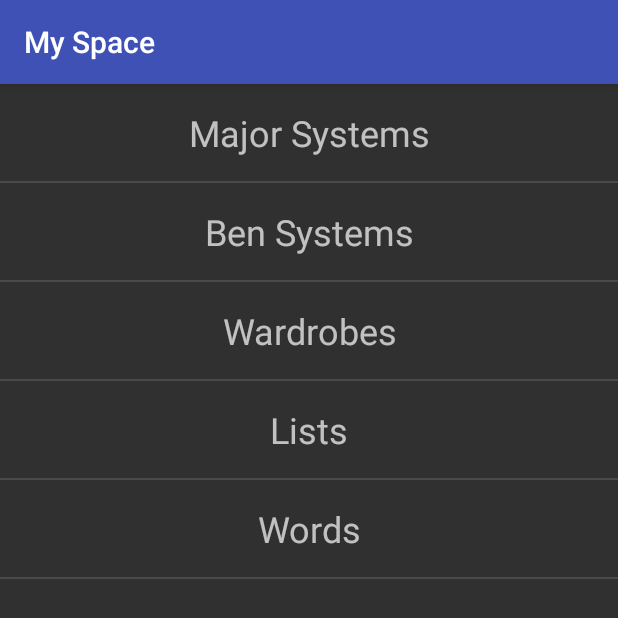
After one commit to Baavlibuch/Memory-Assistant, an Android app: the MySpace screen opened directly, with no data from a screen before it, on a phone screen of 412 x 824 dp. The commit adds this screen. Shown: the top 618 px of the screen. Run offline under Robolectric (Android 15) with nearby library versions, the phone set to English and light mode, and no system bars.

Commit message:
0.5.1        My Space added

```diff
--- a/app/src/main/AndroidManifest.xml
+++ b/app/src/main/AndroidManifest.xml
@@ -84,7 +84,9 @@
             android:name=".disciplines.Letters"
             android:configChanges="orientation|screenSize"
             android:screenOrientation="portrait" />
-        <activity android:name=".main.Apply"></activity>
+        <activity android:name=".main.Apply" />
+        <activity android:name=".mySpace.MySpace" />
+        <activity android:name=".mySpace.WriteFile"></activity>
     </application>
 
 </manifest>
--- a/app/src/main/java/com/maniksejwal/memoryathletes/disciplines/Words.java
+++ b/app/src/main/java/com/maniksejwal/memoryathletes/disciplines/Words.java
@@ -88,7 +88,7 @@ public class Words extends Disciplines {
             setContentView(R.layout.activity_disciplines);
 
             setButtons();
-            ((EditText) findViewById(R.id.no_of_values)).setHint(getString(R.string.enter) + " " + getString(R.string.words));
+            ((EditText) findViewById(R.id.no_of_values)).setHint(getString(R.string.enter) + " " + getString(R.string.words_small));
             Words.this.getWindow().setSoftInputMode(WindowManager.LayoutParams.SOFT_INPUT_STATE_ALWAYS_HIDDEN);
         }
     }
--- a/app/src/main/java/com/maniksejwal/memoryathletes/main/Apply.java
+++ b/app/src/main/java/com/maniksejwal/memoryathletes/main/Apply.java
@@ -82,7 +82,6 @@ public class Apply extends AppCompatActivity {
         }
     }
 
-
     private String[] listAssetFiles(String path) {
 
         String[] list = new String[0];
--- a/app/src/main/java/com/maniksejwal/memoryathletes/main/MainActivity.java
+++ b/app/src/main/java/com/maniksejwal/memoryathletes/main/MainActivity.java
@@ -15,6 +15,7 @@ import android.widget.TextView;
 
 import com.maniksejwal.memoryathletes.R;
 import com.maniksejwal.memoryathletes.OpenFile.Recall;
+import com.maniksejwal.memoryathletes.mySpace.MySpace;
 
 import java.util.ArrayList;
 
@@ -55,6 +56,7 @@ public class MainActivity extends AppCompatActivity {
         list.add(new Item(R.string.practice, Practice.class));
         list.add(new Item(R.string.recall, Recall.class));
         list.add(new Item(R.string.apply, Apply.class));
+        list.add(new Item(R.string.my_space, MySpace.class));
         list.add(new Item(R.string.preferences, Preferences.class));
         list.add(new Item(R.string.get_pro, GetPro.class));
         Log.i(TAG, "List set!");
@@ -64,8 +66,8 @@ public class MainActivity extends AppCompatActivity {
         int mItem;
         Class mClass;
 
-        Item(int item, Class class1) {
-            mItem = item;
+        Item(int itemName, Class class1) {
+            mItem = itemName;
             mClass = class1;
             Log.i(TAG, "Item set!");
         }
--- /dev/null
+++ b/app/src/main/java/com/maniksejwal/memoryathletes/mySpace/MySpace.java
@@ -0,0 +1,153 @@
+package com.maniksejwal.memoryathletes.mySpace;
+
+import android.app.Activity;
+import android.content.Intent;
+import android.os.Bundle;
+import android.support.v7.app.AppCompatActivity;
+import android.util.Log;
+import android.view.LayoutInflater;
+import android.view.View;
+import android.view.ViewGroup;
+import android.widget.AdapterView;
+import android.widget.ArrayAdapter;
+import android.widget.ListView;
+import android.widget.RelativeLayout;
+import android.widget.TextView;
+import android.widget.Toast;
+
+import com.maniksejwal.memoryathletes.R;
+
+import java.io.File;
+import java.util.ArrayList;
+
+public class MySpace extends AppCompatActivity {
+    private static final String LOG_TAG = "\tMySpace :";
+    int listViewId = 0;
+    File dir = null;
+
+    @Override
+    protected void onCreate(Bundle savedInstanceState) {
+        super.onCreate(savedInstanceState);
+        setContentView(R.layout.activity_my_space);
+        setTitle(R.string.my_space);
+        Intent intent = getIntent();
+        //path = intent.getStringExtra(getString(R.string.apply));
+        Log.v(LOG_TAG, "Title Set");
+
+        setAdapter();
+    }
+
+    public void setAdapter() {
+        Log.v(LOG_TAG, "setAdapter started");
+        ArrayList<Item> arrayList = new ArrayList<>();
+        if (listViewId == 0) arrayList = setList();
+        else {
+            File[] files = dir.listFiles();
+            if (files==null){
+                Toast.makeText(this, "file List is null", Toast.LENGTH_SHORT).show();
+                return;
+            }
+            if (files.length == 0){
+                Toast.makeText(this, "Empty", Toast.LENGTH_SHORT).show();
+                return;
+            } else {
+                for (File file : files) {
+                    Log.d(LOG_TAG, "FileName: " + file.getName());
+                    arrayList.add(new Item(file.getName(), WriteFile.class));
+                }
+            }
+        }
+        Log.v(LOG_TAG, "list set");
+        MySpaceAdapter adapter = new MySpaceAdapter(this, arrayList);
+        final ListView listView = new ListView(this);
+        listView.setLayoutParams(new RelativeLayout.LayoutParams(
+                RelativeLayout.LayoutParams.MATCH_PARENT, RelativeLayout.LayoutParams.MATCH_PARENT));
+        listView.setId(listViewId);
+        final RelativeLayout layout = (RelativeLayout) findViewById(R.id.my_space_linearLayout);
+        layout.addView(listView);
+        listView.setAdapter(adapter);
+        final ArrayList<Item> finalArrayList = arrayList;
+        listView.setOnItemClickListener(new AdapterView.OnItemClickListener() {
+            public void onItemClick(AdapterView<?> parent, final View view, int position, long id) {
+                Item item = finalArrayList.get(position);
+                if (listViewId == 0) {
+                    dir = new File(getFilesDir().getAbsolutePath() + File.separator + item.mItem);
+                    layout.findViewById(listViewId).setVisibility(View.GONE);
+                    listViewId++;
+                    setTitle(item.mItem);
+                    findViewById(R.id.floatingActionButton).setVisibility(View.VISIBLE);
+                    setAdapter();
+                } else {
+                    String fileName = getFilesDir().getAbsolutePath() + File.separator + getTitle();
+                    String name = item.mItem;
+                    Intent intent = new Intent(getApplicationContext(), WriteFile.class);
+                    intent.putExtra("header", item.mItem);
+                    intent.putExtra("fileString", name);
+                    intent.putExtra("path", fileName);
+                    File file = new File(fileName);
+                    boolean isDirectoryCreated = file.exists();
+                    if (!isDirectoryCreated) {
+                        isDirectoryCreated = file.mkdir();
+                    }
+                    if(isDirectoryCreated) {
+                        startActivity(intent);
+                    } else Toast.makeText(getApplicationContext(), "Couldn't create the directory", Toast.LENGTH_SHORT).show();
+                }
+            }
+        });
+    }
+
+    public void add(View view){
+        Intent intent = new Intent(getApplicationContext(), WriteFile.class);
+        intent.putExtra("header", getTitle());
+        intent.putExtra("name", false);
+        intent.putExtra("path", getFilesDir().getAbsolutePath() + File.separator + getTitle());
+        startActivity(intent);
+    }
+
+    ArrayList<Item> setList() {
+        ArrayList<Item> list = new ArrayList<>();
+        list.add(new Item(getString(R.string.majors), WriteFile.class));
+        list.add(new Item(getString(R.string.ben), WriteFile.class));
+        list.add(new Item(getString(R.string.wardrobes), WriteFile.class));
+        list.add(new Item(getString(R.string.lists), WriteFile.class));
+        list.add(new Item(getString(R.string.words), WriteFile.class));
+        //TODO:
+        //list.add(new Item(getString(R.string.equations), WriteEquations.class));
+        //list.add(new Item(getString(R.string.algos), WriteAlgo.class));
+        //list.add(new Item(getString(R.string.derivations), WriteEquations.class));
+        return list;
+    }
+
+    private class Item {
+        String mItem;
+        Class mClass;
+
+        Item(String itemName, Class class1) {
+            mItem = itemName;
+            mClass = class1;
+            Log.i(LOG_TAG, "Item set!");
+        }
+    }
+
+    private class MySpaceAdapter extends ArrayAdapter<Item> {
+
+        MySpaceAdapter(Activity context, ArrayList<Item> list) {
+            super(context, 0, list);
+        }
+
+        @Override
+        public View getView(int position, View listItemView, ViewGroup parent) {
+            if (listItemView == null) {
+                listItemView = LayoutInflater.from(getContext()).inflate(R.layout.main_item, null, true);
+            }
+
+            TextView textView = listItemView.findViewById(R.id.main_textView);
+            textView.setText(getItem(position).mItem);
+
+            return listItemView;
+        }
+    }
+}
+
+//major, ben, equations, derivations, lists, algos, words, wardrobes
--- /dev/null
+++ b/app/src/main/res/layout/activity_my_space.xml
@@ -0,0 +1,23 @@
+<?xml version="1.0" encoding="utf-8"?>
+<RelativeLayout xmlns:android="http://schemas.android.com/apk/res/android"
+    xmlns:app="http://schemas.android.com/apk/res-auto"
+    xmlns:tools="http://schemas.android.com/tools"
+    android:id="@+id/my_space_linearLayout"
+    android:layout_width="match_parent"
+    android:layout_height="match_parent"
+    android:orientation="vertical"
+    tools:context="com.maniksejwal.memoryathletes.mySpace.MySpace">
+
+    <android.support.design.widget.FloatingActionButton
+        android:id="@+id/floatingActionButton"
+        android:layout_width="wrap_content"
+        android:layout_height="wrap_content"
+        android:layout_alignParentBottom="true"
+        android:layout_alignParentRight="true"
+        android:layout_alignParentEnd="true"
+        android:layout_margin="16dp"
+        android:visibility="gone"
+        android:onClick="add"
+        />
+
+</RelativeLayout>
--- a/app/src/main/res/values/strings.xml
+++ b/app/src/main/res/values/strings.xml
@@ -2,6 +2,17 @@
 
 
     <string name="app_name">Memory Athletes</string>
+
+    <string name="login">Login</string>
+    <string name="learn">Learn</string>
+    <string name="practice">Practice</string>
+    <string name="recall">Recall</string>
+    <string name="preferences">Preferences</string>
+    <string name="get_pro">Get Pro</string>
+    <string name="apply">Apply</string>
+    <string name="my_space">My Space</string>
+    <string name="title_activity_preferences">Preferences</string> <!--Weird error without this-->
+
     <string name="cd">Chose Discipline</string>
     <string name="a">Equations</string>
     <string name="b">Numbers</string>
@@ -21,7 +32,7 @@
     <string name="score">Score</string>
     <string name="time_taken">Time taken</string>
     <string name="check">Check</string>
-    <string name="just_answers">Just show the answers</string>
+    <string name="just_answers">Give Up!</string>
     <string name="time_elapsed">Time Elapsed</string>
     <string name="time_left">Time Left</string>
     <string name="wrong">Wrong</string>
@@ -33,7 +44,7 @@
     <string name="enter">Enter the number of</string>
     <string name="st">values</string>
     <string name="decks">decks</string>
-    <string name="words">words</string>
+    <string name="words_small">words</string>
     <string name="places">places</string>
     <string name="nm">names</string>
     <string name="sz">Select maximum digits in a value</string>
@@ -62,14 +73,15 @@
     <string name="start_timer">Start Timer</string>
     <string name="start_stopwatch">Start Stopwatch</string>
 
-    <string name="login">Login</string>
-    <string name="learn">Learn</string>
-    <string name="practice">Practice</string>
-    <string name="recall">Recall</string>
-    <string name="preferences">Preferences</string>
-    <string name="get_pro">Get Pro</string>
-    <string name="apply">Apply</string>
-    <string name="title_activity_preferences">Preferences</string>
+    <string name="majors">Major Systems</string>
+    <string name="ben">Ben Systems</string>
+    <string name="wardrobes">Wardrobes</string>
+    <string name="lists">Lists</string>
+    <string name="algos">Algorithms</string>
+    <string name="words">Words</string>
+
+    <string name="fname">Name</string>
+    <string name="here">Enter here</string>
 
     <string name="tab">\t</string>
 
```
Also changed, not shown: app/src/main/java/com/maniksejwal/memoryathletes/disciplines/Names.java (+0 -50 lines), app/src/main/java/com/maniksejwal/memoryathletes/mySpace/WriteFile.java (added, +84 -0 lines), app/src/main/res/layout/activity_write_file.xml (added, +43 -0 lines), 319 other files.
